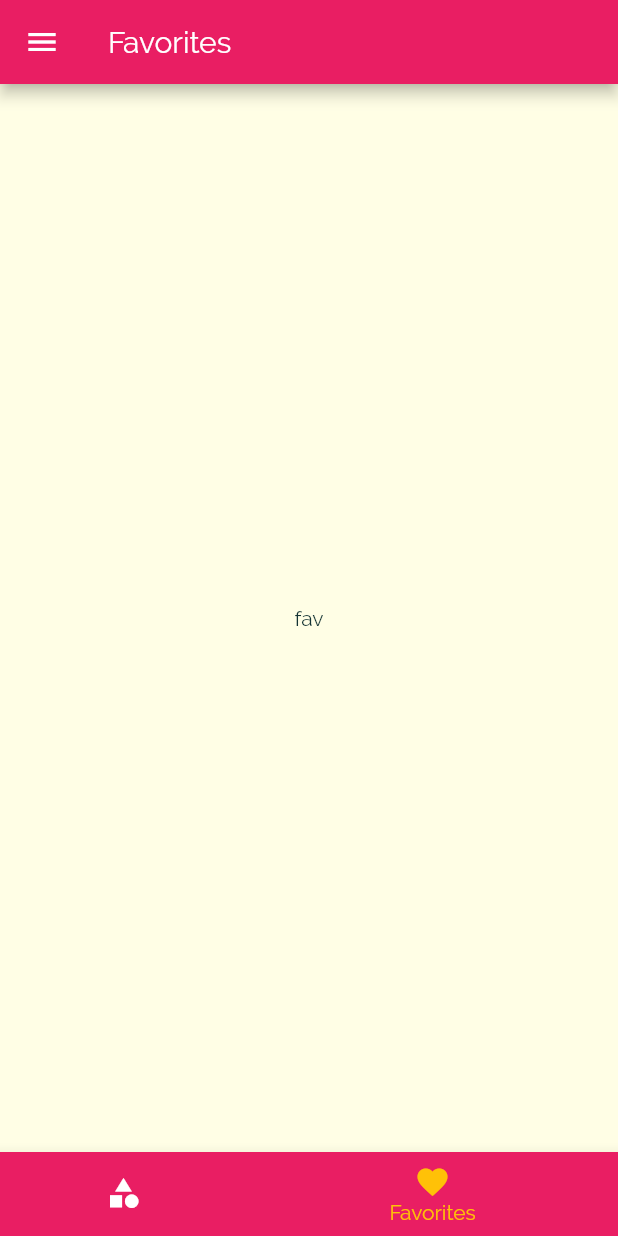
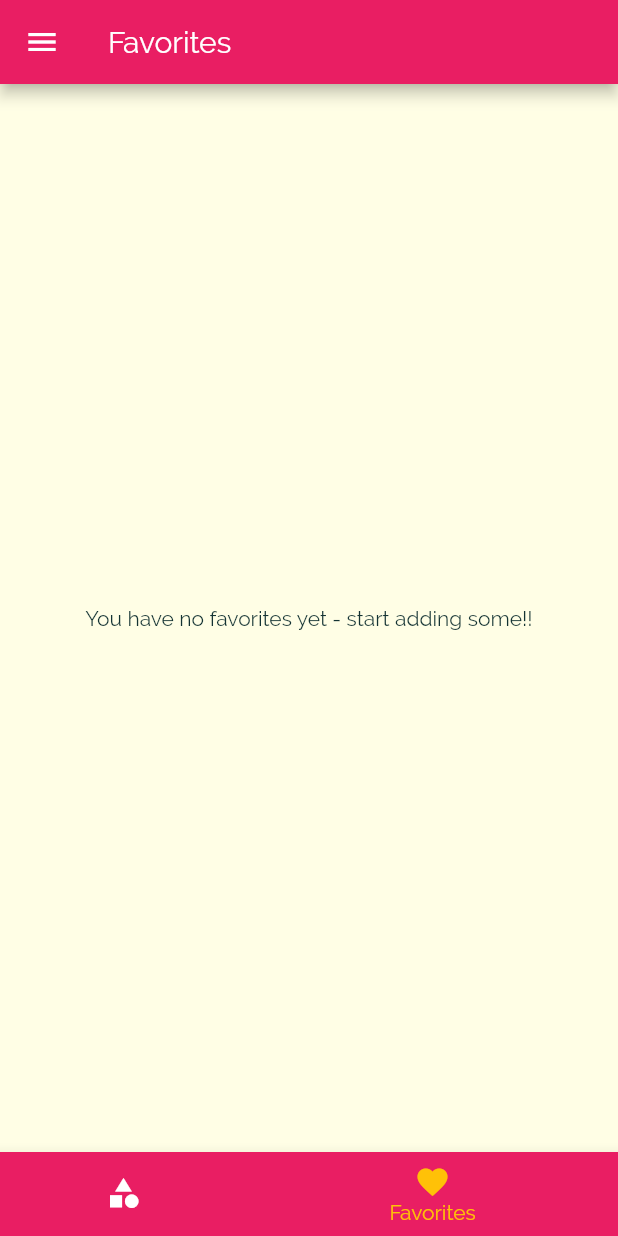
Before and after one commit to milanVarasada11398/MyRecipe_Flutter, a Flutter app: the screen it shows after launch, item 2 of the bottom bar chosen, on a phone screen of 412 x 824 dp. Run offline on Flutter 3.47's test engine with Material 2 defaults, Android fonts, the phone set to English and light mode, and no system bars.

Commit message:
Complete App
Add Favorite Logic and other improvements.

```diff
--- a/lib/main.dart
+++ b/lib/main.dart
@@ -25,6 +25,7 @@ class _MyAppState extends State<MyApp> {
   };
 
   List<Meal> _availableMeals = DUMMY_MEALS;
+  List<Meal> _favoriteMeals = [];
 
   void _setFilters(Map<String, bool> filterData) {
     setState(() {
@@ -45,6 +46,24 @@ class _MyAppState extends State<MyApp> {
         return true;
       }).toList();
     });
+  }
+
+  void _toggleFavorite(String mealId) {
+    final existingIndex =
+        _favoriteMeals.indexWhere((meal) => mealId == meal.id);
+    if (existingIndex >= 0) {
+      setState(() {
+        _favoriteMeals.removeAt(existingIndex);
+      });
+    } else {
+      setState(() {
+        _favoriteMeals.add(DUMMY_MEALS.firstWhere((meal) => mealId == meal.id));
+      });
+    }
+  }
+
+  bool _isMealFavorite(String id) {
+    return _favoriteMeals.any((meal) => meal.id == id);
   }
 
   @override
@@ -70,11 +89,11 @@ class _MyAppState extends State<MyApp> {
       // home: CategoriesScreen(),
       initialRoute: '/',
       routes: {
-        '/': (ctx) => TabsScreen(),
+        '/': (ctx) => TabsScreen(_favoriteMeals),
         CategoryMealsScreen.routeName: (ctx) =>
             CategoryMealsScreen(_availableMeals),
-        MealDetailScreen.routeName: (ctx) => MealDetailScreen(),
-        FiltersScreen.routeName: (ctx) => FiltersScreen(_filters,_setFilters),
+        MealDetailScreen.routeName: (ctx) => MealDetailScreen(_toggleFavorite,_isMealFavorite),
+        FiltersScreen.routeName: (ctx) => FiltersScreen(_filters, _setFilters),
       },
 
       //if any route path not define then automatic open this path
--- a/lib/screens/category_meals_screen.dart
+++ b/lib/screens/category_meals_screen.dart
@@ -54,7 +54,7 @@ class _CategoryMealsScreenState extends State<CategoryMealsScreen> {
             complexity: displayedMeals[index].complexity,
             duration: displayedMeals[index].duration,
             id: displayedMeals[index].id,
-            removeItem: _removeMeal,
+            // removeItem: _removeMeal,  //for remove data
           );
         },
         itemCount: displayedMeals.length,
--- a/lib/screens/favorites_screen.dart
+++ b/lib/screens/favorites_screen.dart
@@ -1,10 +1,32 @@
+import '../models/meal.dart';
 import 'package:flutter/material.dart';
+import '../widgets/meal_Item.dart';
 
 class FavoritesScreen extends StatelessWidget {
+  final List<Meal> favoriteMeals;
+
+  FavoritesScreen(this.favoriteMeals);
+
   @override
   Widget build(BuildContext context) {
-    return Center(
-      child : Text('fav')
-    );
+    if (favoriteMeals.isEmpty) {
+       return Center(
+        child: Text('You have no favorites yet - start adding some!!'));
+    } else {
+      return ListView.builder(
+        itemBuilder: (ctx, index) {
+          return MealItem(
+            title: favoriteMeals[index].title,
+            imageUrl: favoriteMeals[index].imageUrl,
+            affordability: favoriteMeals[index].affordability,
+            complexity: favoriteMeals[index].complexity,
+            duration: favoriteMeals[index].duration,
+            id: favoriteMeals[index].id,
+          );
+        },
+        itemCount: favoriteMeals.length,
+      );
+    }
+
   }
 }
--- a/lib/screens/tabs_screen.dart
+++ b/lib/screens/tabs_screen.dart
@@ -1,3 +1,5 @@
+import '../models/meal.dart';
+
 import '../widgets/main_drawer.dart';
 
 import './favorites_screen.dart';
@@ -5,16 +7,26 @@ import 'package:flutter/material.dart';
 import './categories_screen.dart';
 
 class TabsScreen extends StatefulWidget {
+  final List<Meal> favoriteMeals;
+  TabsScreen(this.favoriteMeals);
+
   @override
   _TabsScreenState createState() => _TabsScreenState();
 }
 
 class _TabsScreenState extends State<TabsScreen> {
-  final List<Map<String, Object>> _pages = [
-    {'page': CategoriesScreen(), 'title': 'Categories'},
-    {'page': FavoritesScreen(), 'title': 'Favorites'}
-  ];
+  List<Map<String, Object>> _pages;
   int _selectedPageIndex = 0;
+
+  @override
+  void initState() {
+    _pages = [
+      {'page': CategoriesScreen(), 'title': 'Categories'},
+      {'page': FavoritesScreen(widget.favoriteMeals), 'title': 'Favorites'}
+    ];
+    super.initState();
+  }
+
   void _selectPage(int index) {
     setState(() {
       _selectedPageIndex = index;
--- a/lib/widgets/meal_Item.dart
+++ b/lib/widgets/meal_Item.dart
@@ -10,7 +10,7 @@ class MealItem extends StatelessWidget {
   final int duration;
   final Complexity complexity;
   final Affordability affordability;
-  final Function removeItem;
+  // final Function removeItem; //for remove item
 
   MealItem({
     @required this.id,
@@ -19,7 +19,7 @@ class MealItem extends StatelessWidget {
     @required this.duration,
     @required this.complexity,
     @required this.affordability,
-    @required this.removeItem,
+    // @required this.removeItem,  //for remove item
   });
 
   String get complexityText {
@@ -68,7 +68,7 @@ class MealItem extends StatelessWidget {
     )
         .then((result) {
       if (result != null) {
-        removeItem(result);
+        // removeItem(result); // for remove data
       }
     });
   }
```
Also changed, not shown: lib/screens/meal_detail_screen.dart (+9 -2 lines).
